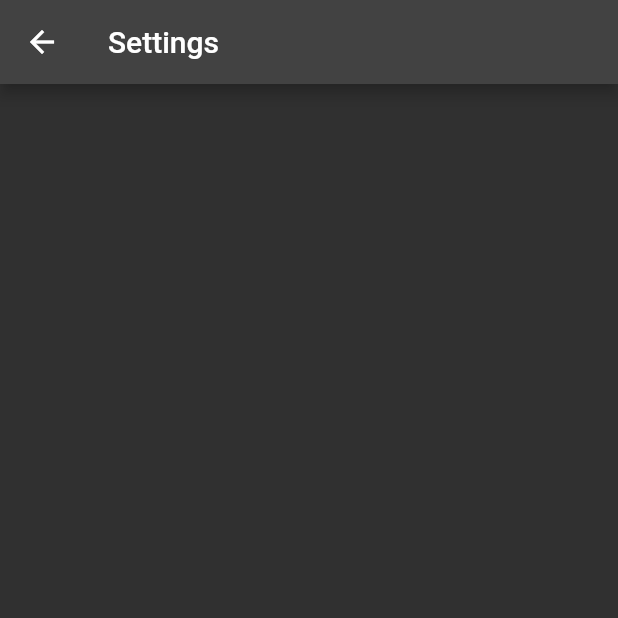
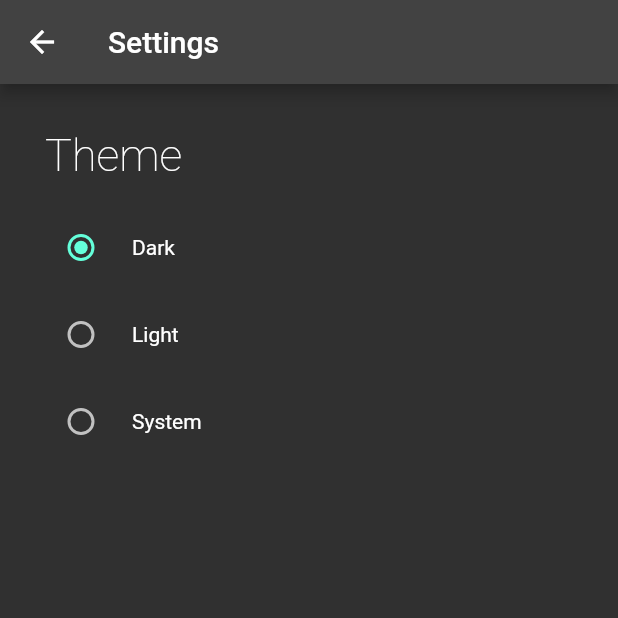
Before and after one commit to ekinsdrow/comics_reader, a Flutter app: the screen it shows after launch, after a tap on "Settings", on a phone screen of 412 x 824 dp, the top half of it. Run offline on Flutter 3.47's test engine with Material 2 defaults, Android fonts, the phone set to English and light mode, and no system bars; our stand-ins replace auto_route, bloc, flutter_bloc, freezed_annotation, shared_preferences; generated files the repository leaves out were written again.

Commit message:
Update settings

```diff
--- a/lib/features/app/app.dart
+++ b/lib/features/app/app.dart
@@ -1,8 +1,10 @@
 import 'package:comics_reader/common/assets/themes/themes.dart';
+import 'package:comics_reader/features/app/change_notifiers/settings_notifies.dart';
 import 'package:comics_reader/features/app/di/app_scope.dart';
 import 'package:comics_reader/features/app/router/router.dart';
 import 'package:flutter/material.dart';
 import 'package:flutter_gen/gen_l10n/app_localizations.dart';
+import 'package:provider/provider.dart';
 import 'package:shared_preferences/shared_preferences.dart';
 
 class App extends StatelessWidget {
@@ -18,14 +20,20 @@ class App extends StatelessWidget {
   Widget build(BuildContext context) {
     return AppScope(
       sharedPreferences: sharedPreferences,
-      child: MaterialApp.router(
+      child: Builder(
+        builder: (context) {
+          return MaterialApp.router(
             debugShowCheckedModeBanner: false,
             routeInformationParser: _router.defaultRouteParser(),
             routerDelegate: _router.delegate(),
             title: 'Flutter DAW',
             localizationsDelegates: AppLocalizations.localizationsDelegates,
             supportedLocales: AppLocalizations.supportedLocales,
-        theme: Themes.darkTheme,
+            themeMode: context.watch<SettingsNotifier>().settings.themeMode,
+            theme: Themes.lightTheme,
+            darkTheme: Themes.darkTheme,
+          );
+        },
       ),
     );
   }
--- a/lib/features/app/blocs/settings/settings_bloc.dart
+++ b/lib/features/app/blocs/settings/settings_bloc.dart
@@ -17,13 +17,14 @@ class SettingsBloc extends Bloc<SettingsEvent, SettingsState> {
             settings: Settings.defaultValue(),
           ),
         ) {
-    on<SettingsEvent>(_update);
+    on<_Update>(_update);
+    on<_Get>(_get);
   }
 
   final ISettingsRepository settingsRepository;
 
   FutureOr<void> _update(
-    SettingsEvent event,
+    _Update event,
     Emitter<SettingsState> emit,
   ) async {
     await settingsRepository.saveSettings(settings: event.settings);
@@ -32,4 +33,15 @@ class SettingsBloc extends Bloc<SettingsEvent, SettingsState> {
       SettingsState.initial(settings: event.settings),
     );
   }
+
+  FutureOr<void> _get(
+    _Get event,
+    Emitter<SettingsState> emit,
+  ) async {
+    final settings = await settingsRepository.getSettings();
+
+    emit(
+      SettingsState.initial(settings: settings),
+    );
+  }
 }
--- a/lib/features/app/blocs/settings/settings_event.dart
+++ b/lib/features/app/blocs/settings/settings_event.dart
@@ -5,4 +5,6 @@ class SettingsEvent with _$SettingsEvent {
   const factory SettingsEvent.update({
     required Settings settings,
   }) = _Update;
+
+    const factory SettingsEvent.get() = _Get;
 }
--- a/lib/features/app/data/storages_clients/shared_pref_client.dart
+++ b/lib/features/app/data/storages_clients/shared_pref_client.dart
@@ -1,7 +1,6 @@
 import 'dart:convert';
 
 import 'package:comics_reader/features/app/data/models/settings.dart';
-import 'package:flutter/material.dart';
 import 'package:shared_preferences/shared_preferences.dart';
 
 class SharedPrefClient {
@@ -14,7 +13,9 @@ class SharedPrefClient {
   Future<void> saveSettings({required Settings settings}) async {
     await sharedPreferences.setString(
       _settingsKey,
-      settings.toJson().toString(),
+      jsonEncode(
+        settings.toJson(),
+      ),
     );
   }
 
--- a/lib/features/app/di/app_scope.dart
+++ b/lib/features/app/di/app_scope.dart
@@ -40,7 +40,7 @@ class AppScope extends StatelessWidget {
             create: (context) => SettingsBloc(
               settingsRepository:
                   RepositoryProvider.of<ISettingsRepository>(context),
-            ),
+            )..add(const SettingsEvent.get()),
             lazy: false,
             child: BlocListener<SettingsBloc, SettingsState>(
               listener: (context, state) => state.whenOrNull(
--- a/lib/features/settings/widgets/settings_page.dart
+++ b/lib/features/settings/widgets/settings_page.dart
@@ -1,18 +1,121 @@
+import 'package:comics_reader/common/assets/constants.dart';
+import 'package:comics_reader/common/assets/themes/themes.dart';
+import 'package:comics_reader/features/app/blocs/settings/settings_bloc.dart';
+import 'package:comics_reader/features/app/change_notifiers/settings_notifies.dart';
 import 'package:flutter/material.dart';
+import 'package:provider/provider.dart';
 
-class SettingsPage extends StatelessWidget {
+class SettingsPage extends StatefulWidget {
   const SettingsPage({Key? key}) : super(key: key);
 
-  //TODO: saving, theme, scale, direction
+  @override
+  State<SettingsPage> createState() => _SettingsPageState();
+}
+
+class _SettingsPageState extends State<SettingsPage> {
+  late ThemeMode _themeMode;
+
+  @override
+  void initState() {
+    super.initState();
+
+    _themeMode = context.read<SettingsNotifier>().settings.themeMode;
+  }
+
+  _updateTheme(
+    ThemeMode val,
+  ) {
+    if (val != _themeMode) {
+      setState(() {
+        _themeMode = val;
+      });
+
+      context.read<SettingsBloc>().add(
+            SettingsEvent.update(
+              settings: context.read<SettingsNotifier>().settings.copyWith(
+                    themeMode: _themeMode,
+                  ),
+            ),
+          );
+    }
+  }
 
   @override
   Widget build(BuildContext context) {
     return Scaffold(
       appBar: AppBar(
         title: const Text('Settings'),
+        centerTitle: false,
       ),
-      body: SafeArea(
-        child: Container(),
+      body: Container(
+        padding: const EdgeInsets.all(
+          Constants.bigPadding,
+        ),
+        child: SafeArea(
+          child: Column(
+            crossAxisAlignment: CrossAxisAlignment.start,
+            children: [
+              Text(
+                'Theme',
+                style: Theme.of(context).textTheme.headline1,
+              ),
+              const SizedBox(
+                height: Constants.mediumPadding,
+              ),
+              Row(
+                children: [
+                  Radio<ThemeMode>(
+                    value: ThemeMode.dark,
+                    groupValue: _themeMode,
+                    onChanged: (_) {
+                      _updateTheme(ThemeMode.dark);
+                    },
+                  ),
+                  const SizedBox(
+                    width: Constants.smallPadding,
+                  ),
+                  const Text('Dark'),
+                ],
+              ),
+              const SizedBox(
+                height: Constants.smallPadding,
+              ),
+              Row(
+                children: [
+                  Radio<ThemeMode>(
+                    value: ThemeMode.light,
+                    groupValue: _themeMode,
+                    onChanged: (_) {
+                      _updateTheme(ThemeMode.light);
+                    },
+                  ),
+                  const SizedBox(
+                    width: Constants.smallPadding,
+                  ),
+                  const Text('Light'),
+                ],
+              ),
+              const SizedBox(
+                height: Constants.smallPadding,
+              ),
+              Row(
+                children: [
+                  Radio<ThemeMode>(
+                    value: ThemeMode.system,
+                    groupValue: _themeMode,
+                    onChanged: (_) {
+                      _updateTheme(ThemeMode.system);
+                    },
+                  ),
+                  const SizedBox(
+                    width: Constants.smallPadding,
+                  ),
+                  const Text('System'),
+                ],
+              ),
+            ],
+          ),
+        ),
       ),
     );
   }
--- a/pubspec.yaml
+++ b/pubspec.yaml
@@ -31,6 +31,7 @@ dependencies:
   freezed_annotation: ^0.15.0
   json_annotation: ^4.3.0
   spider: ^2.0.0
+  url_launcher: ^6.0.20
   flutter_localizations:
     sdk: flutter
 
```
Also changed, not shown: lib/features/comics/widgets/comics_page.dart (+50 -16 lines), lib/features/app/blocs/settings/settings_bloc.freezed.dart, pubspec.lock, 4 other files. Lines whose indentation alone changed are shown as unchanged.
